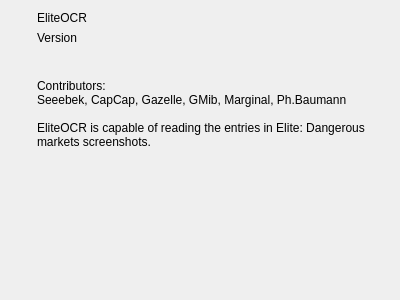
Above: aboutUI.ui from seeebek/EliteOCR before the change. Below: the same form after it.
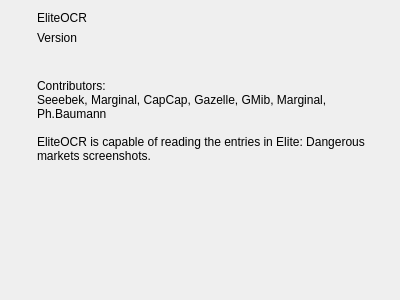
That is the form after the change. Icons and pictures are not drawn.

```diff
--- a/aboutUI.ui
+++ b/aboutUI.ui
@@ -78,7 +78,7 @@
           <string>
 
 Contributors:
-Seeebek, CapCap, Gazelle, GMib, Marginal, Ph.Baumann
+Seeebek, Marginal, CapCap, Gazelle, GMib, Marginal, Ph.Baumann
 
 EliteOCR is capable of reading the entries in Elite: Dangerous markets screenshots.</string>
          </property>
```
